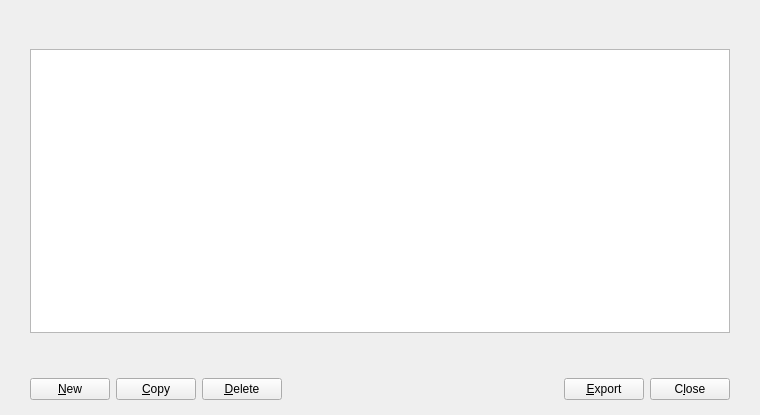
First picture: the form in src/qt/forms/addressbookpage.ui, repository githubzon/qtum, before the edit.
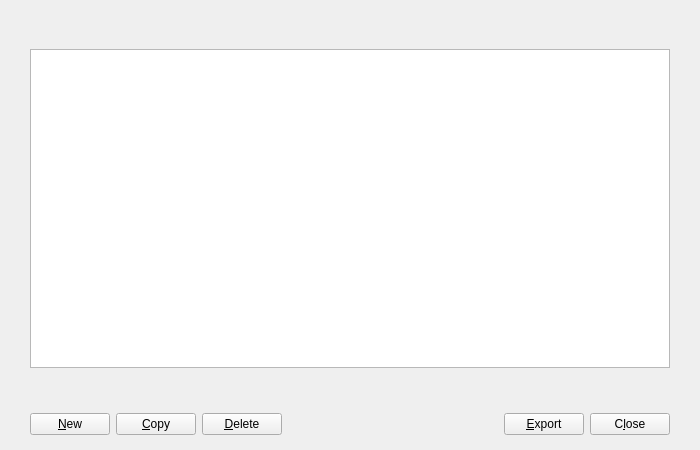
Second picture: the form after the edit. Icons and pictures are not drawn.

```diff
--- a/src/qt/forms/addressbookpage.ui
+++ b/src/qt/forms/addressbookpage.ui
@@ -6,8 +6,8 @@
    <rect>
     <x>0</x>
     <y>0</y>
-    <width>760</width>
-    <height>415</height>
+    <width>700</width>
+    <height>450</height>
    </rect>
   </property>
   <layout class="QVBoxLayout" name="verticalLayout">
```
Left out of the diff: 1 changed line with no effect on the pictures.
